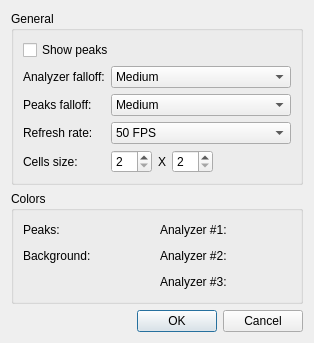
First picture: the form in src/plugins/Visual/analyzer/settingsdialog.ui, repository ksv1986/qmmp-staging, before the edit.
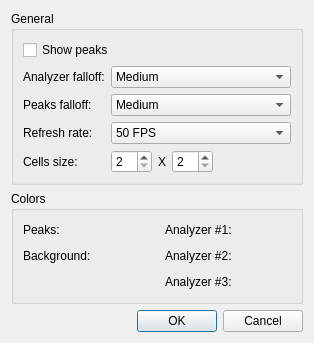
Second picture: the form after the edit. Custom widgets are drawn as their Qt base class.

Commit message: fixed analyzer settings dialog layout

The edit to the form file:
```diff
--- a/src/plugins/Visual/analyzer/settingsdialog.ui
+++ b/src/plugins/Visual/analyzer/settingsdialog.ui
@@ -255,7 +255,7 @@
         </property>
        </widget>
       </item>
-      <item row="0" column="2">
+      <item row="0" column="3">
        <widget class="QLabel" name="label_6">
         <property name="text">
          <string>Analyzer #1:</string>
@@ -265,7 +265,7 @@
         </property>
        </widget>
       </item>
-      <item row="0" column="3">
+      <item row="0" column="4">
        <widget class="ColorWidget" name="colorWidget1" native="true">
         <property name="sizePolicy">
          <sizepolicy hsizetype="Fixed" vsizetype="Fixed">
@@ -319,7 +319,7 @@
         </property>
        </widget>
       </item>
-      <item row="1" column="2">
+      <item row="1" column="3">
        <widget class="QLabel" name="label_7">
         <property name="text">
          <string>Analyzer #2:</string>
@@ -329,7 +329,7 @@
         </property>
        </widget>
       </item>
-      <item row="1" column="3">
+      <item row="1" column="4">
        <widget class="ColorWidget" name="colorWidget2" native="true">
         <property name="sizePolicy">
          <sizepolicy hsizetype="Fixed" vsizetype="Fixed">
@@ -364,7 +364,7 @@
         </property>
        </spacer>
       </item>
-      <item row="2" column="2">
+      <item row="2" column="3">
        <widget class="QLabel" name="label_8">
         <property name="text">
          <string>Analyzer #3:</string>
@@ -374,7 +374,7 @@
         </property>
        </widget>
       </item>
-      <item row="2" column="3">
+      <item row="2" column="4">
        <widget class="ColorWidget" name="colorWidget3" native="true">
         <property name="sizePolicy">
          <sizepolicy hsizetype="Fixed" vsizetype="Fixed">
@@ -396,6 +396,32 @@
         </property>
        </widget>
       </item>
+      <item row="1" column="2">
+       <spacer name="horizontalSpacer_2">
+        <property name="orientation">
+         <enum>Qt::Horizontal</enum>
+        </property>
+        <property name="sizeHint" stdset="0">
+         <size>
+          <width>40</width>
+          <height>20</height>
+         </size>
+        </property>
+       </spacer>
+      </item>
+      <item row="1" column="5">
+       <spacer name="horizontalSpacer_3">
+        <property name="orientation">
+         <enum>Qt::Horizontal</enum>
+        </property>
+        <property name="sizeHint" stdset="0">
+         <size>
+          <width>40</width>
+          <height>20</height>
+         </size>
+        </property>
+       </spacer>
+      </item>
      </layout>
     </widget>
    </item>
```
